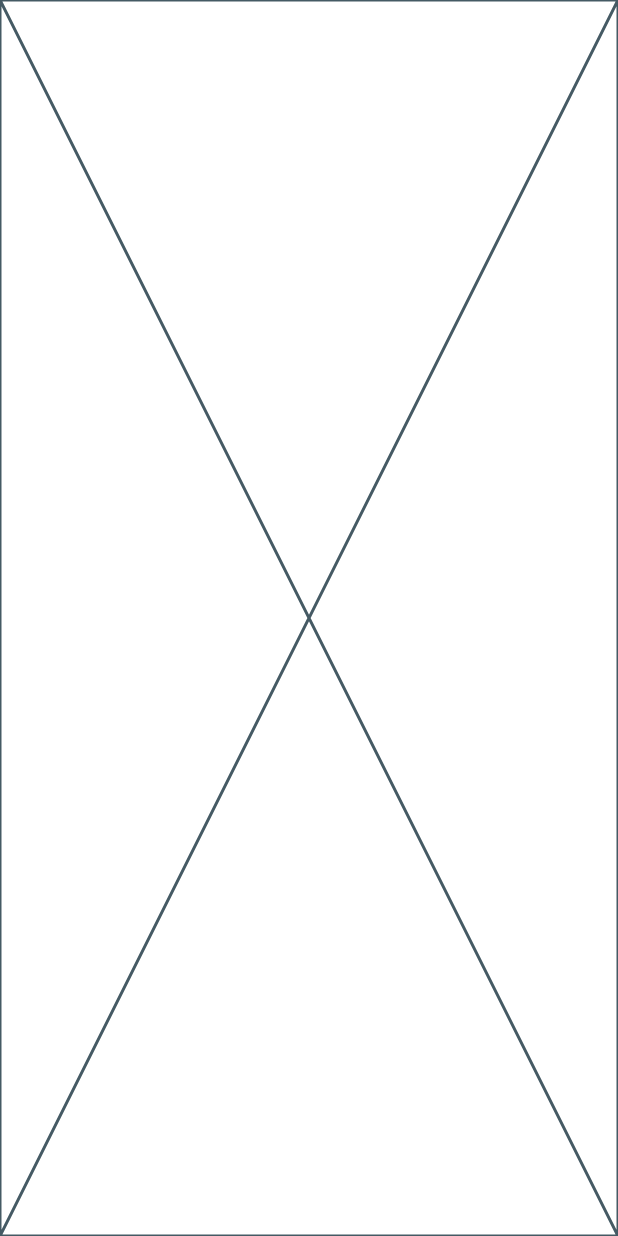
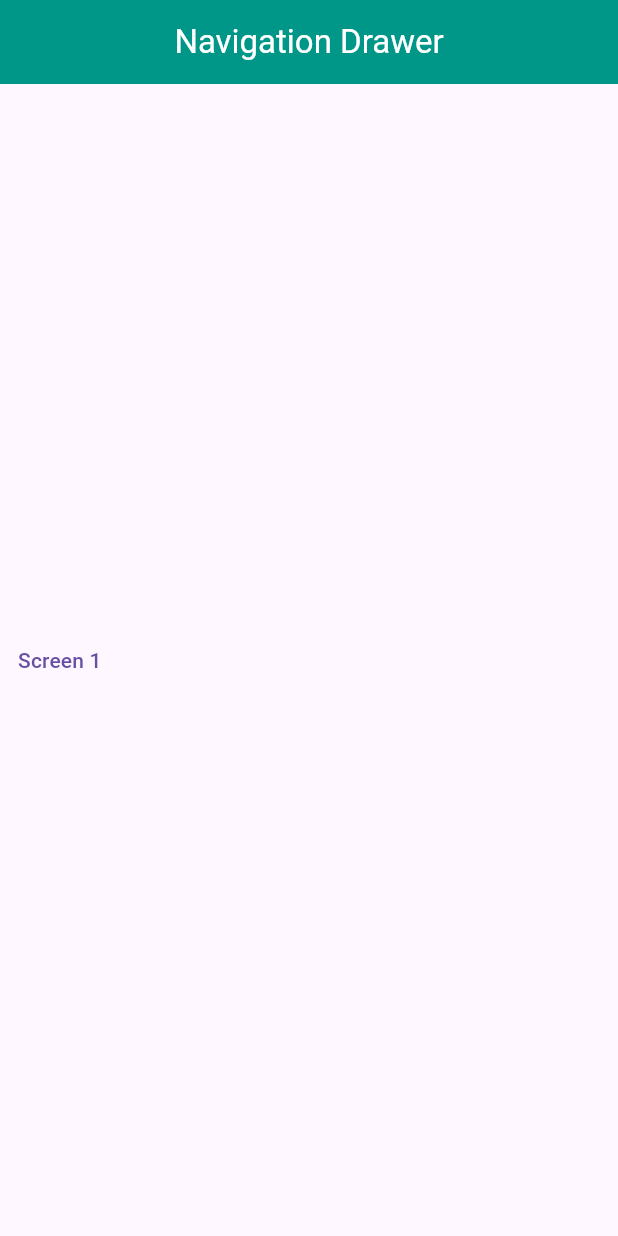
Before and after one commit to hayahahmed08/flutter_advanced_concepts, a Flutter app: the screen it shows after launch, on a phone screen of 412 x 824 dp. Run offline on Flutter 3.47's test engine with Material 3 defaults, Android fonts, the phone set to English and light mode, and no system bars.

Commit message:
added two new dart files

```diff
--- a/lib/home_screem.dart
+++ b/lib/home_screem.dart
@@ -13,6 +13,24 @@ class HomeScreen extends StatefulWidget {
 class _HomeScreenState extends State<HomeScreen> {
   @override
   Widget build(BuildContext context) {
-    return const Placeholder();
+    return  Scaffold(
+      appBar: AppBar(
+        backgroundColor: Colors.teal,
+        title: Center(child: Text("Navigation Drawer", style: TextStyle(color: Colors.white),)),
+      ),
+      body: Column(
+        mainAxisAlignment: MainAxisAlignment.center
+        ,crossAxisAlignment: CrossAxisAlignment.center,
+        children: [
+          //text button has a property onpressed that accept
+        TextButton(
+          onPressed: (){
+
+          },
+          child: Text('Screen 1'),
+        )
+        ],
+      )
+    );
   }
 }
--- a/lib/main.dart
+++ b/lib/main.dart
@@ -2,9 +2,10 @@ import 'package:flutter/material.dart';
 import 'package:flutter_advanced_concepts/home_screem.dart';
 
 void main() {
-  runApp(const MyApp());
+  runApp(const MyApp());  //app runs from here
+
 }
-
+//then it comes to this widget where it gets material app
 class MyApp extends StatelessWidget {
   const MyApp({super.key});
 
```
Also changed, not shown: lib/screen_two.dart (added).
